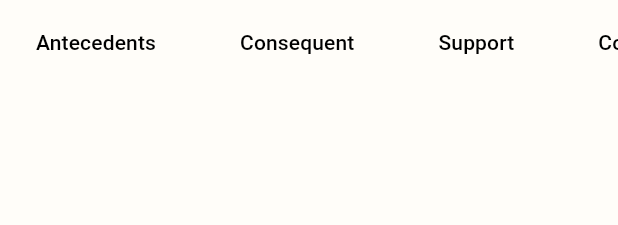
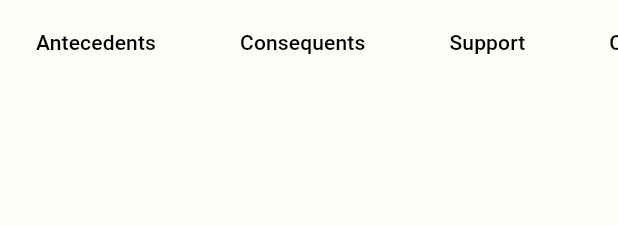
Before and after one commit to MRPHFitch/Mining-Crime-Analysis, a Flutter app: what buildAprioriTable() shows on an empty page, opened directly, on a phone screen of 412 x 824 dp. Shown: the top 225 px of the screen. Run offline on Flutter 3.47's test engine with Material 3 defaults, Android fonts, the phone set to English and light mode, and no system bars; our stand-ins replace fl_chart, flutter_map, latlong2; network calls fail.

Commit message:
Apriori working again

```diff
--- a/frontend/lib/widgets/crimechart.dart
+++ b/frontend/lib/widgets/crimechart.dart
@@ -454,7 +454,7 @@ Widget buildAprioriTable(List aprioriRules, {bool showOnlyTop5 = false}) {
   return DataTable(
     columns: const [
       DataColumn(label: Text('Antecedents')),
-      DataColumn(label: Text('Consequent')),
+      DataColumn(label: Text('Consequents')),
       DataColumn(label: Text('Support')),
       DataColumn(label: Text('Confidence')),
       DataColumn(label: Text('Lift')),
@@ -462,7 +462,7 @@ Widget buildAprioriTable(List aprioriRules, {bool showOnlyTop5 = false}) {
     rows: displayRules.map<DataRow>((rule) {
       return DataRow(cells: [
         DataCell(Text(rule['antecedents'].toString())),
-        DataCell(Text(rule['consequent'].toString())),
+        DataCell(Text(rule['consequents'].toString())),
         DataCell(Text(rule['support'].toStringAsFixed(2))),
         DataCell(Text(rule['confidence'].toStringAsFixed(2))),
         DataCell(Text(rule['lift'].toStringAsFixed(2))),
```
